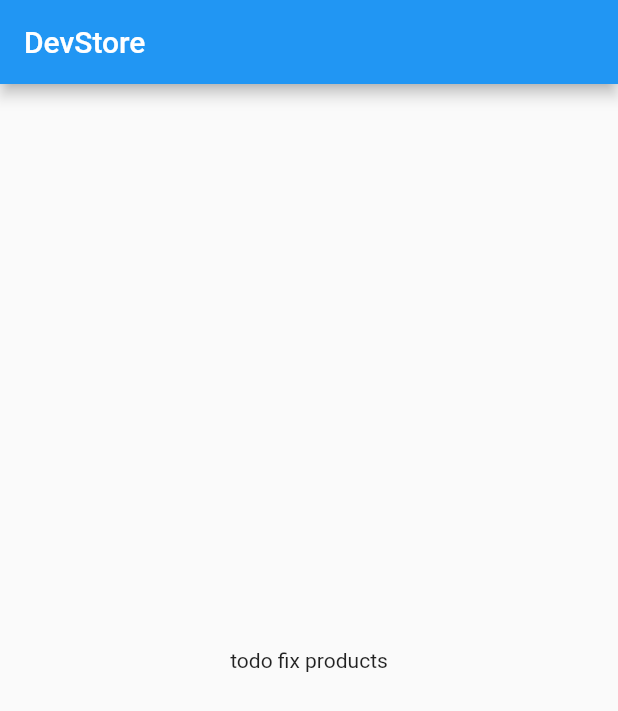
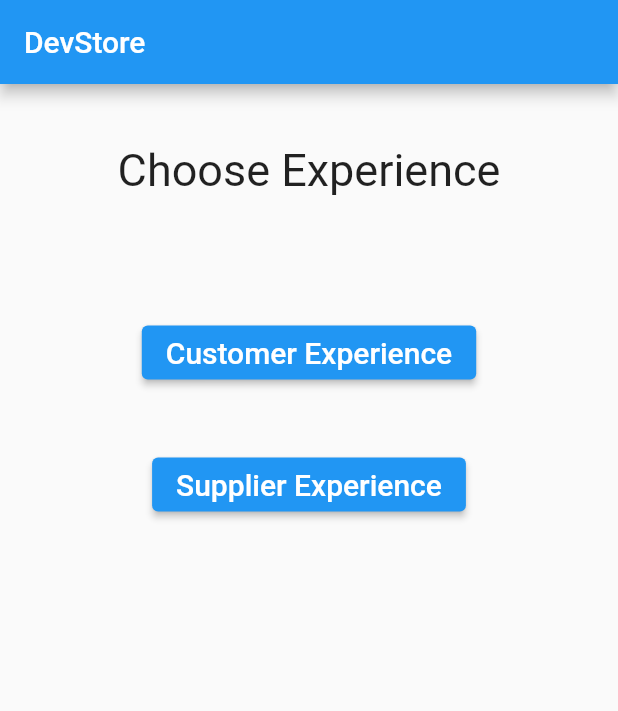
Before and after one commit to TMBL-DEV/dev_store, a Flutter app: the screen it shows after launch, on a phone screen of 412 x 824 dp. Shown: the top 711 px of the screen. Run offline on Flutter 3.47's test engine with Material 2 defaults, Android fonts, the phone set to English and light mode, and no system bars; our stand-ins replace firebase_auth, firebase_core, hive, hive_flutter; missing offline and left inert: dart:ffi; accounts and stored records are empty.

Commit message:
Navigation and registration update - added hive - updated initialRoute to be decided by if there is a result for local storage - added customer, supplier and auth route - added multiple screens - added services for experience and authentication - changed all double to single quotes - lowered minimal dart sdk - removed test cases

```diff
--- a/lib/main.dart
+++ b/lib/main.dart
@@ -1,32 +1,37 @@
+import 'package:dev_store/screens/auth/auth_page.dart';
+import 'package:dev_store/screens/customer/main_page.dart';
 import 'package:dev_store/screens/my_home_page.dart';
+import 'package:dev_store/screens/supplier/main_page.dart';
+import 'package:dev_store/services/experience_service.dart';
 import 'package:flutter/material.dart';
 import 'package:firebase_core/firebase_core.dart';
+import 'package:hive_flutter/hive_flutter.dart';
 import 'firebase_options.dart';
 
 void main() async {
+  String initalRoute = '/welcome';
+
   WidgetsFlutterBinding.ensureInitialized();
   await Firebase.initializeApp(
     options: DefaultFirebaseOptions.currentPlatform,
   );
-  runApp(const MyApp());
+  await Hive.initFlutter();
+  await ExperienceService.instance.openBox();
+
+  String experience = ExperienceService().retrieveExperience();
+  if (experience != 'empty') {
+    initalRoute = experience;
+  }
+
+  runApp(
+    MaterialApp(
+      initialRoute: initalRoute,
+      routes: {
+        '/welcome': (context) => const MyHomePage(),
+        '/customer': (context) => const CustomerMainPage(),
+        '/supplier': (context) => const SupplierMainPage(),
+        '/auth': (context) => const AuthPage(),
+      },
+    ),
+  );
 }
-
-class MyApp extends StatelessWidget {
-  const MyApp({super.key});
-
-  // This widget is the root of your application.
-  @override
-  Widget build(BuildContext context) {
-    return MaterialApp(
-      initialRoute: '/welcome',
-      routes: {"/welcome": (context) => const MyHomePage()},
-    );
-  }
-}
-
-
-// title: 'Flutter Demo',
-//       theme: ThemeData(
-//         primarySwatch: Colors.blue,
-//       ),
-//       home: const MyHomePage(title: 'Flutter Demo Home Page'),
--- a/lib/screens/my_home_page.dart
+++ b/lib/screens/my_home_page.dart
@@ -1,3 +1,4 @@
+import 'package:dev_store/services/experience_service.dart';
 import 'package:dev_store/widgets/appbar.dart';
 import 'package:dev_store/widgets/auth/login_form.dart';
 import 'package:dev_store/widgets/default_page_container.dart';
@@ -10,7 +11,45 @@ class MyHomePage extends StatelessWidget {
   Widget build(BuildContext context) {
     return Scaffold(
       appBar: personalBar(),
-      body: defaultPageContainer(child: Text("todo fix products")),
+      body: defaultPageContainer(
+        child: Column(
+          children: [
+            const Padding(
+              padding: EdgeInsets.all(10),
+            ),
+            const Text(
+              'Choose Experience',
+              style: TextStyle(fontSize: 30),
+            ),
+            const Padding(
+              padding: EdgeInsets.all(40),
+            ),
+            ElevatedButton(
+              onPressed: () {
+                ExperienceService.instance.setExperience('/customer');
+                Navigator.pushReplacementNamed(context, '/customer');
+              },
+              child: const Text(
+                'Customer Experience',
+                style: TextStyle(fontSize: 20),
+              ),
+            ),
+            const Padding(
+              padding: EdgeInsets.all(20),
+            ),
+            ElevatedButton(
+              onPressed: () {
+                ExperienceService.instance.setExperience('/supplier');
+                Navigator.pushReplacementNamed(context, '/supplier');
+              },
+              child: const Text(
+                'Supplier Experience',
+                style: TextStyle(fontSize: 20),
+              ),
+            )
+          ],
+        ),
+      ),
     );
   }
 }
--- /dev/null
+++ b/lib/services/experience_service.dart
@@ -0,0 +1,25 @@
+import 'package:hive/hive.dart';
+
+class ExperienceService {
+  static final ExperienceService instance = ExperienceService._internal();
+  static Box? box;
+
+  factory ExperienceService() {
+    return instance;
+  }
+
+  Future openBox() async {
+    await Hive.openBox('experience');
+    box = Hive.box('experience');
+  }
+
+  ExperienceService._internal();
+
+  String retrieveExperience() {
+    return box?.get('preference') ?? 'empty';
+  }
+
+  void setExperience(String preference) {
+    box?.put('preference', preference);
+  }
+}
--- a/lib/widgets/appbar.dart
+++ b/lib/widgets/appbar.dart
@@ -1,6 +1,6 @@
 import 'package:flutter/material.dart';
 
-AppBar personalBar({String title = "DevStore"}) {
+AppBar personalBar({String title = 'DevStore'}) {
   return AppBar(
     title: Text(title),
   );
--- a/pubspec.yaml
+++ b/pubspec.yaml
@@ -19,7 +19,7 @@ publish_to: "none" # Remove this line if you wish to publish to pub.dev
 version: 1.0.0+1
 
 environment:
-  sdk: ">=2.19.0-351.0.dev <3.0.0"
+  sdk: ">=2.19.0-255.2.beta <3.0.0"
 
 # Dependencies specify other packages that your package needs in order to work.
 # To automatically upgrade your package dependencies to the latest versions
@@ -37,6 +37,8 @@ dependencies:
   firebase_core: ^2.1.1
   cloud_firestore: ^4.0.3
   firebase_auth: ^4.1.0
+  hive: ^2.2.3
+  hive_flutter: ^1.1.0
 
 dev_dependencies:
   flutter_test:
@@ -48,6 +50,8 @@ dev_dependencies:
   # package. See that file for information about deactivating specific lint
   # rules and activating additional ones.
   flutter_lints: ^2.0.0
+  hive_generator: ^2.0.0
+  build_runner: ^2.3.2
 
 # For information on the generic Dart part of this file, see the
 # following page: https://dart.dev/tools/pub/pubspec
```
Also changed, not shown: lib/screens/auth/auth_page.dart (+33 -2 lines), lib/screens/customer/main_page.dart (added, +51 -0 lines), lib/screens/customer/profile_screen.dart (added, +100 -0 lines), lib/screens/supplier/main_page.dart (added, +49 -0 lines), lib/services/authentication_service.dart (+4 -4 lines), lib/widgets/auth/login_form.dart (+8 -7 lines), lib/widgets/auth/register_form.dart (+7 -7 lines), pubspec.lock, 1 other file.
